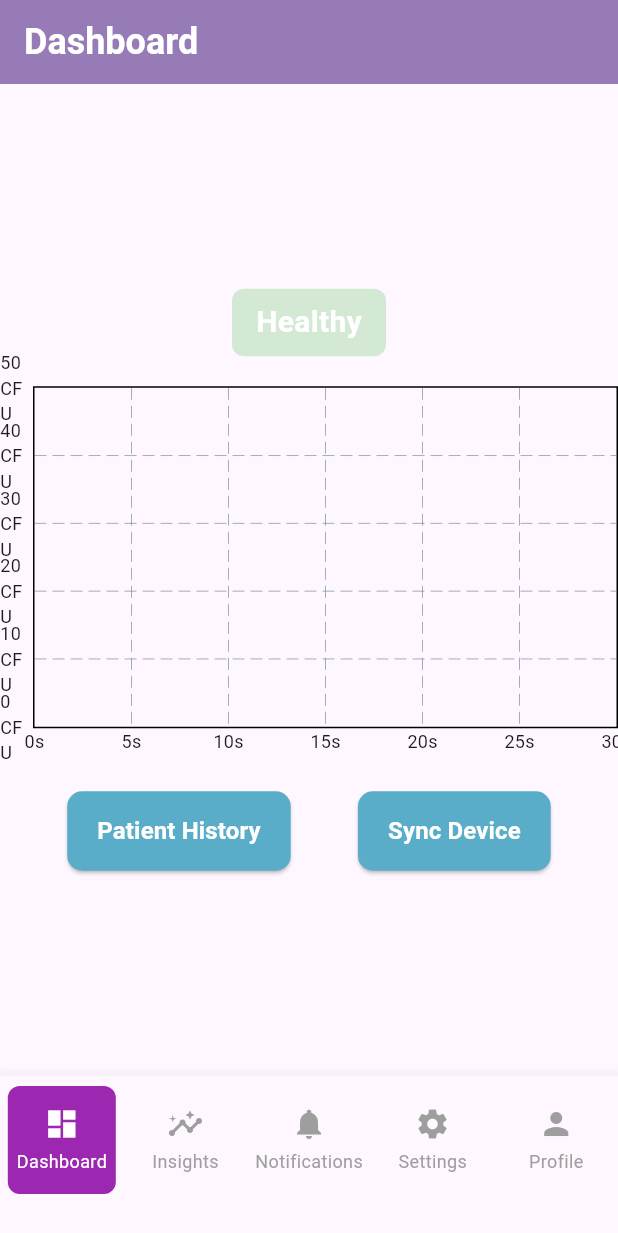
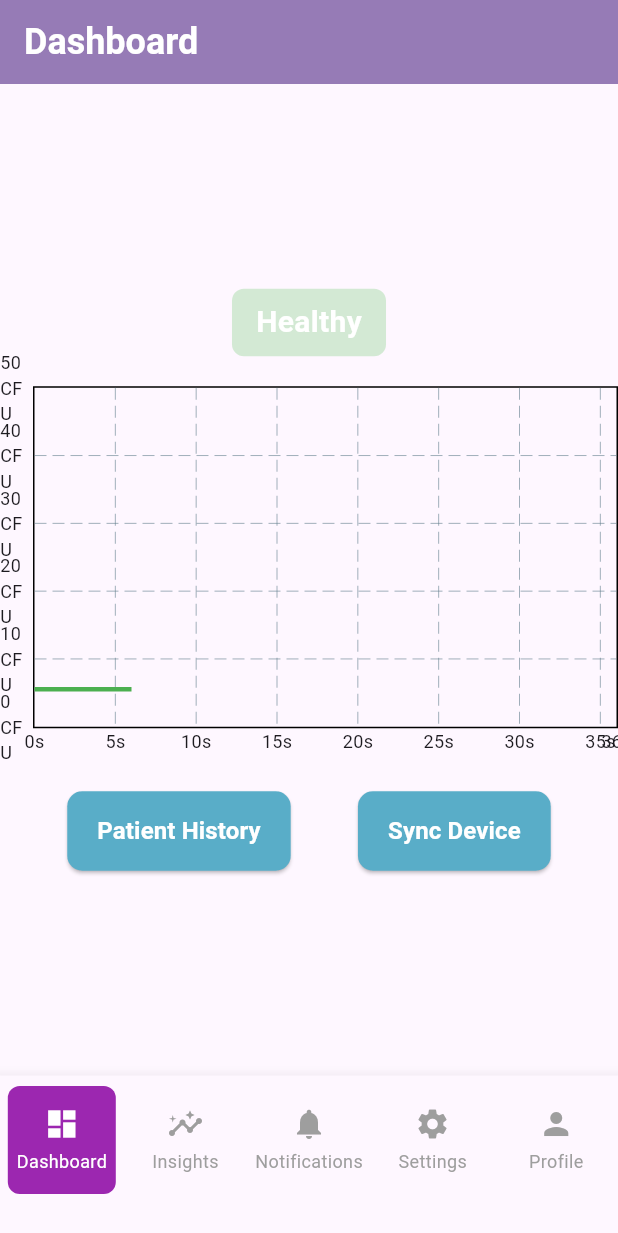
Before and after one commit to 500-TS-2-PatchNotes/PatchNotes-Mobile-App, a Flutter app: the screen it shows after launch, on a phone screen of 412 x 824 dp. Shown: the top 1233 px of the screen. Run offline on Flutter 3.47's test engine with Material 3 defaults, Android fonts, the phone set to English and light mode, and no system bars; drawn by our look-alikes of fl_chart.

Commit message:
Fixed issue related to Real-time graph

```diff
--- a/patchnotes/lib/main.dart
+++ b/patchnotes/lib/main.dart
@@ -153,6 +153,14 @@ class BacterialGrowthController {
   String _currentState = 'Healthy';
   Timer? _timer;
 
+  // ✅ Add StreamControllers
+  final _dataStreamController = StreamController<List<FlSpot>>.broadcast();
+  final _stateStreamController = StreamController<String>.broadcast();
+
+  // ✅ Expose the streams
+  Stream<List<FlSpot>> get dataStream => _dataStreamController.stream;
+  Stream<String> get stateStream => _stateStreamController.stream;
+
   List<FlSpot> get dataPoints => _dataPoints;
   String get currentState => _currentState;
 
@@ -162,13 +170,16 @@ class BacterialGrowthController {
       _dataPoints.add(FlSpot(_currentTime, randomGrowth));
       _currentTime += 1;
 
-      // Update the wound state dynamically
       _currentState = _getWoundState(randomGrowth);
 
-      // Limit the x-axis range to 30 seconds
+      // Limit x-axis range to 30 seconds
       if (_dataPoints.length > 30) {
         _dataPoints.removeAt(0);
       }
+
+      // ✅ Send updates to listeners
+      _dataStreamController.add(List.from(_dataPoints));
+      _stateStreamController.add(_currentState);
     });
   }
 
@@ -182,8 +193,11 @@ class BacterialGrowthController {
 
   void dispose() {
     _timer?.cancel();
+    _dataStreamController.close();
+    _stateStreamController.close();
   }
 }
+
 
 class DashboardPage extends StatelessWidget {
   final Function(int) onNavigate;
@@ -197,28 +211,37 @@ class DashboardPage extends StatelessWidget {
     return Column(
       mainAxisAlignment: MainAxisAlignment.center,
       children: [
-        Container(
+        StreamBuilder<String>(
+          stream: controller.stateStream,
+          initialData: controller.currentState,
+          builder: (context, snapshot) {
+            String state = snapshot.data ?? 'Healthy';
+            return Container(
               padding: const EdgeInsets.symmetric(vertical: 8, horizontal: 16),
               margin: const EdgeInsets.only(bottom: 10),
               decoration: BoxDecoration(
-            color: _getStateBackgroundColor(controller.currentState),
+                color: _getStateBackgroundColor(state),
                 borderRadius: BorderRadius.circular(8),
               ),
               child: Text(
-            controller.currentState,
+                state,
                 style: TextStyle(
                   fontSize: 20,
                   fontWeight: FontWeight.bold,
-              color: controller.currentState == 'Observation'
-                  ? Colors.black
-                  : Colors.white,
+                  color: state == 'Observation' ? Colors.black : Colors.white,
                 ),
               ),
+            );
+          },
         ),
         const SizedBox(height: 10),
         SizedBox(
           height: 250, // Graph height
-          child: LineChart(
+          child: StreamBuilder<List<FlSpot>>(
+            stream: controller.dataStream,
+            initialData: controller.dataPoints,
+            builder: (context, snapshot) {
+              return LineChart(
                 LineChartData(
                   gridData: FlGridData(show: true),
                   titlesData: FlTitlesData(
@@ -249,17 +272,13 @@ class DashboardPage extends StatelessWidget {
                       sideTitles: SideTitles(showTitles: false),
                     ),
                   ),
-              minX: controller.dataPoints.isNotEmpty
-                  ? controller.dataPoints.first.x
-                  : 0,
-              maxX: controller.dataPoints.isNotEmpty
-                  ? controller.dataPoints.first.x + 30
-                  : 30,
+                  minX: snapshot.data!.isNotEmpty ? snapshot.data!.first.x : 0,
+                  maxX: snapshot.data!.isNotEmpty ? snapshot.data!.last.x + 30 : 30,
                   minY: 0,
                   maxY: 50,
                   lineBarsData: [
                     LineChartBarData(
-                  spots: controller.dataPoints,
+                      spots: snapshot.data ?? [],
                       isCurved: true,
                       gradient: LinearGradient(
                         colors: [Colors.blue, Colors.green],
@@ -272,6 +291,8 @@ class DashboardPage extends StatelessWidget {
                     ),
                   ],
                 ),
+              );
+            },
           ),
         ),
         const SizedBox(height: 20),
@@ -285,8 +306,7 @@ class DashboardPage extends StatelessWidget {
               style: ElevatedButton.styleFrom(
                 backgroundColor: const Color(0xFF59ADC8),
                 foregroundColor: Colors.white,
-                padding:
-                    const EdgeInsets.symmetric(horizontal: 20, vertical: 15),
+                padding: const EdgeInsets.symmetric(horizontal: 20, vertical: 15),
                 shape: RoundedRectangleBorder(
                   borderRadius: BorderRadius.circular(10),
                 ),
@@ -304,8 +324,7 @@ class DashboardPage extends StatelessWidget {
               style: ElevatedButton.styleFrom(
                 backgroundColor: const Color(0xFF59ADC8),
                 foregroundColor: Colors.white,
-                padding:
-                    const EdgeInsets.symmetric(horizontal: 20, vertical: 15),
+                padding: const EdgeInsets.symmetric(horizontal: 20, vertical: 15),
                 shape: RoundedRectangleBorder(
                   borderRadius: BorderRadius.circular(10),
                 ),
@@ -327,8 +346,7 @@ class DashboardPage extends StatelessWidget {
   Color _getStateBackgroundColor(String state) {
     switch (state) {
       case 'Healthy':
-        return const Color(0xFFC8E6C9)
-            .withOpacity(0.8); // Soft green (light mint)
+        return const Color(0xFFC8E6C9).withOpacity(0.8); // Soft green (light mint)
       case 'Observation':
         return const Color(0xFFFFF9C4).withOpacity(0.8); // Light pastel yellow
       case 'Early Infection':
@@ -342,6 +360,7 @@ class DashboardPage extends StatelessWidget {
     }
   }
 }
+
 
 class InsightsPage extends StatelessWidget {
   final String currentState;
```
Lines whose indentation alone changed are shown as unchanged.
